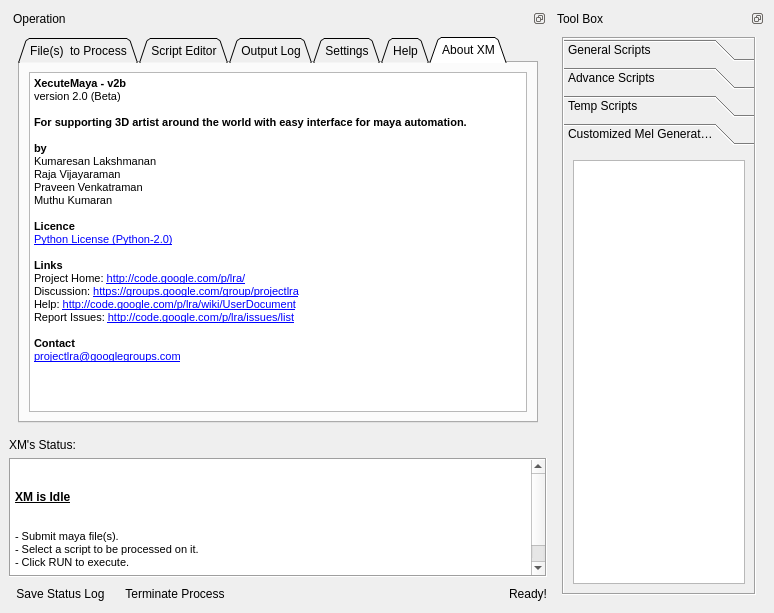
Old version of the form WIN.ui in the repository xxxIsaacPeralxxx/xecute-maya.
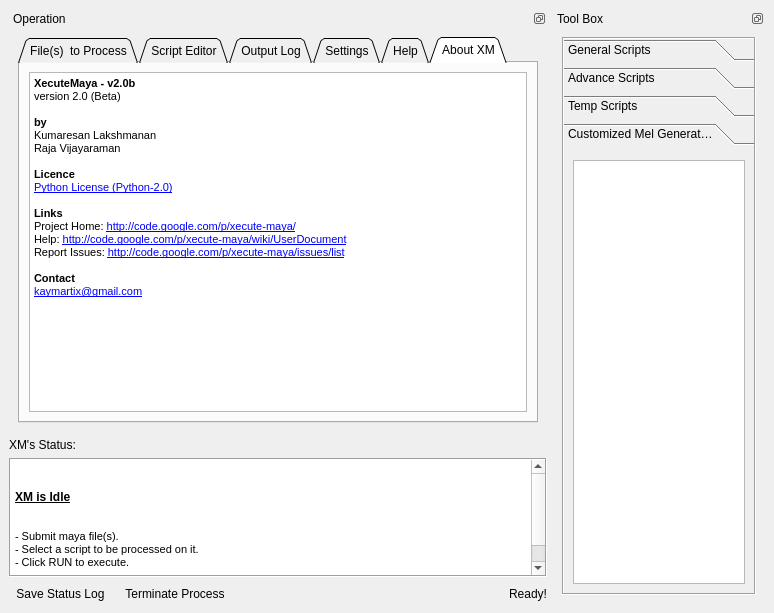
New version of the form. The open tabs and pages were chosen to show the change. Icons and pictures are not drawn.

What changed in the file:
```diff
--- a/WIN.ui
+++ b/WIN.ui
@@ -923,29 +923,23 @@
 &lt;html&gt;&lt;head&gt;&lt;meta name=&quot;qrichtext&quot; content=&quot;1&quot; /&gt;&lt;style type=&quot;text/css&quot;&gt;
 p, li { white-space: pre-wrap; }
 &lt;/style&gt;&lt;/head&gt;&lt;body style=&quot; font-family:'MS Shell Dlg 2'; font-size:8.25pt; font-weight:400; font-style:normal;&quot;&gt;
-&lt;p style=&quot; margin-top:0px; margin-bottom:0px; margin-left:0px; margin-right:0px; -qt-block-indent:0; text-indent:0px;&quot;&gt;&lt;span style=&quot; font-size:8pt; font-weight:600;&quot;&gt;XecuteMaya - v2b&lt;/span&gt;&lt;/p&gt;
+&lt;p style=&quot; margin-top:0px; margin-bottom:0px; margin-left:0px; margin-right:0px; -qt-block-indent:0; text-indent:0px;&quot;&gt;&lt;span style=&quot; font-size:8pt; font-weight:600;&quot;&gt;XecuteMaya - v2.0b&lt;/span&gt;&lt;/p&gt;
 &lt;p style=&quot; margin-top:0px; margin-bottom:0px; margin-left:0px; margin-right:0px; -qt-block-indent:0; text-indent:0px;&quot;&gt;&lt;span style=&quot; font-size:8pt;&quot;&gt;version 2.0 (Beta)&lt;/span&gt;&lt;/p&gt;
 &lt;p style=&quot;-qt-paragraph-type:empty; margin-top:0px; margin-bottom:0px; margin-left:0px; margin-right:0px; -qt-block-indent:0; text-indent:0px; font-size:8pt; font-weight:600;&quot;&gt;&lt;/p&gt;
-&lt;p style=&quot; margin-top:0px; margin-bottom:0px; margin-left:0px; margin-right:0px; -qt-block-indent:0; text-indent:0px;&quot;&gt;&lt;span style=&quot; font-size:8pt; font-weight:600;&quot;&gt;For supporting 3D artist around the world with easy interface for maya automation.&lt;/span&gt;&lt;/p&gt;
-&lt;p style=&quot;-qt-paragraph-type:empty; margin-top:0px; margin-bottom:0px; margin-left:0px; margin-right:0px; -qt-block-indent:0; text-indent:0px; font-size:8pt; font-weight:600;&quot;&gt;&lt;/p&gt;
 &lt;p style=&quot; margin-top:0px; margin-bottom:0px; margin-left:0px; margin-right:0px; -qt-block-indent:0; text-indent:0px;&quot;&gt;&lt;span style=&quot; font-size:8pt; font-weight:600;&quot;&gt;by&lt;/span&gt;&lt;/p&gt;
 &lt;p style=&quot; margin-top:0px; margin-bottom:0px; margin-left:0px; margin-right:0px; -qt-block-indent:0; text-indent:0px;&quot;&gt;&lt;span style=&quot; font-size:8pt;&quot;&gt;Kumaresan Lakshmanan&lt;/span&gt;&lt;/p&gt;
 &lt;p style=&quot; margin-top:0px; margin-bottom:0px; margin-left:0px; margin-right:0px; -qt-block-indent:0; text-indent:0px;&quot;&gt;&lt;span style=&quot; font-size:8pt;&quot;&gt;Raja Vijayaraman&lt;/span&gt;&lt;/p&gt;
-&lt;p style=&quot; margin-top:0px; margin-bottom:0px; margin-left:0px; margin-right:0px; -qt-block-indent:0; text-indent:0px;&quot;&gt;&lt;span style=&quot; font-size:8pt;&quot;&gt;Praveen Venkatraman&lt;/span&gt;&lt;/p&gt;
-&lt;p style=&quot; margin-top:0px; margin-bottom:0px; margin-left:0px; margin-right:0px; -qt-block-indent:0; text-indent:0px;&quot;&gt;&lt;span style=&quot; font-size:8pt;&quot;&gt;Muthu Kumaran&lt;/span&gt;&lt;/p&gt;
-&lt;p style=&quot;-qt-paragraph-type:empty; margin-top:0px; margin-bottom:0px; margin-left:0px; margin-right:0px; -qt-block-indent:0; text-indent:0px; font-size:8pt; font-weight:600;&quot;&gt;&lt;/p&gt;
+&lt;p style=&quot;-qt-paragraph-type:empty; margin-top:0px; margin-bottom:0px; margin-left:0px; margin-right:0px; -qt-block-indent:0; text-indent:0px; font-size:8pt;&quot;&gt;&lt;/p&gt;
 &lt;p style=&quot; margin-top:0px; margin-bottom:0px; margin-left:0px; margin-right:0px; -qt-block-indent:0; text-indent:0px;&quot;&gt;&lt;span style=&quot; font-size:8pt; font-weight:600;&quot;&gt;Licence&lt;/span&gt;&lt;/p&gt;
 &lt;p style=&quot; margin-top:0px; margin-bottom:0px; margin-left:0px; margin-right:0px; -qt-block-indent:0; text-indent:0px;&quot;&gt;&lt;a href=&quot;http://opensource.org/licenses/Python-2.0&quot;&gt;&lt;span style=&quot; font-size:8pt; text-decoration: underline; color:#0000ff;&quot;&gt;Python License (Python-2.0)&lt;/span&gt;&lt;/a&gt;&lt;/p&gt;
 &lt;p style=&quot;-qt-paragraph-type:empty; margin-top:0px; margin-bottom:0px; margin-left:0px; margin-right:0px; -qt-block-indent:0; text-indent:0px; font-size:8pt; text-decoration: underline; color:#0000ff;&quot;&gt;&lt;/p&gt;
 &lt;p style=&quot; margin-top:0px; margin-bottom:0px; margin-left:0px; margin-right:0px; -qt-block-indent:0; text-indent:0px;&quot;&gt;&lt;span style=&quot; font-size:8pt; font-weight:600;&quot;&gt;Links&lt;/span&gt;&lt;/p&gt;
-&lt;p style=&quot; margin-top:0px; margin-bottom:0px; margin-left:0px; margin-right:0px; -qt-block-indent:0; text-indent:0px;&quot;&gt;&lt;span style=&quot; font-size:8pt;&quot;&gt;Project Home: &lt;/span&gt;&lt;a href=&quot;https://groups.google.com/group/projectlra&quot;&gt;&lt;span style=&quot; font-size:8pt; text-decoration: underline; color:#0000ff;&quot;&gt;http://code.google.com/p/lra/&lt;/span&gt;&lt;/a&gt;&lt;/p&gt;
-&lt;p style=&quot; margin-top:0px; margin-bottom:0px; margin-left:0px; margin-right:0px; -qt-block-indent:0; text-indent:0px;&quot;&gt;&lt;span style=&quot; font-size:8pt;&quot;&gt;Discussion:&lt;/span&gt;&lt;span style=&quot; font-size:8pt; font-weight:600;&quot;&gt; &lt;/span&gt;&lt;a href=&quot;https://groups.google.com/group/projectlra&quot;&gt;&lt;span style=&quot; font-size:8pt; text-decoration: underline; color:#0000ff;&quot;&gt;https://groups.google.com/group/projectlra&lt;/span&gt;&lt;/a&gt;&lt;/p&gt;
-&lt;p style=&quot; margin-top:0px; margin-bottom:0px; margin-left:0px; margin-right:0px; -qt-block-indent:0; text-indent:0px;&quot;&gt;&lt;span style=&quot; font-size:8pt;&quot;&gt;Help:&lt;/span&gt;&lt;span style=&quot; font-size:8pt; font-weight:600;&quot;&gt; &lt;/span&gt;&lt;a href=&quot;http://code.google.com/p/lra/wiki/UserDocument&quot;&gt;&lt;span style=&quot; font-size:8pt; text-decoration: underline; color:#0000ff;&quot;&gt;http://code.google.com/p/lra/wiki/UserDocument&lt;/span&gt;&lt;/a&gt;&lt;/p&gt;
-&lt;p style=&quot; margin-top:0px; margin-bottom:0px; margin-left:0px; margin-right:0px; -qt-block-indent:0; text-indent:0px;&quot;&gt;&lt;span style=&quot; font-size:8pt;&quot;&gt;Report Issues: &lt;/span&gt;&lt;a href=&quot;http://code.google.com/p/lra/issues/list&quot;&gt;&lt;span style=&quot; font-size:8pt; text-decoration: underline; color:#0000ff;&quot;&gt;http://code.google.com/p/lra/issues/list&lt;/span&gt;&lt;/a&gt;&lt;/p&gt;
+&lt;p style=&quot; margin-top:0px; margin-bottom:0px; margin-left:0px; margin-right:0px; -qt-block-indent:0; text-indent:0px;&quot;&gt;&lt;span style=&quot; font-size:8pt;&quot;&gt;Project Home: &lt;/span&gt;&lt;a href=&quot;http://code.google.com/p/xecute-maya/&quot;&gt;&lt;span style=&quot; font-size:8pt; text-decoration: underline; color:#0000ff;&quot;&gt;http://code.google.com/p/xecute-maya/&lt;/span&gt;&lt;/a&gt;&lt;/p&gt;
+&lt;p style=&quot; margin-top:0px; margin-bottom:0px; margin-left:0px; margin-right:0px; -qt-block-indent:0; text-indent:0px;&quot;&gt;&lt;span style=&quot; font-size:8pt;&quot;&gt;Help:&lt;/span&gt;&lt;span style=&quot; font-size:8pt; font-weight:600;&quot;&gt; &lt;/span&gt;&lt;a href=&quot;http://code.google.com/p/xecute-maya/wiki/UserDocument&quot;&gt;&lt;span style=&quot; font-size:8pt; text-decoration: underline; color:#0000ff;&quot;&gt;http://code.google.com/p/xecute-maya/wiki/UserDocument&lt;/span&gt;&lt;/a&gt;&lt;/p&gt;
+&lt;p style=&quot; margin-top:0px; margin-bottom:0px; margin-left:0px; margin-right:0px; -qt-block-indent:0; text-indent:0px;&quot;&gt;&lt;span style=&quot; font-size:8pt;&quot;&gt;Report Issues: &lt;/span&gt;&lt;a href=&quot;http://code.google.com/p/xecute-maya/issues/list&quot;&gt;&lt;span style=&quot; font-size:8pt; text-decoration: underline; color:#0000ff;&quot;&gt;http://code.google.com/p/xecute-maya/issues/list&lt;/span&gt;&lt;/a&gt;&lt;/p&gt;
 &lt;p style=&quot;-qt-paragraph-type:empty; margin-top:0px; margin-bottom:0px; margin-left:0px; margin-right:0px; -qt-block-indent:0; text-indent:0px; font-size:8pt; font-weight:600;&quot;&gt;&lt;/p&gt;
 &lt;p style=&quot; margin-top:0px; margin-bottom:0px; margin-left:0px; margin-right:0px; -qt-block-indent:0; text-indent:0px;&quot;&gt;&lt;span style=&quot; font-size:8pt; font-weight:600;&quot;&gt;Contact&lt;/span&gt;&lt;/p&gt;
-&lt;p style=&quot; margin-top:0px; margin-bottom:0px; margin-left:0px; margin-right:0px; -qt-block-indent:0; text-indent:0px;&quot;&gt;&lt;a href=&quot;mailto:projectlra@googlegroups.com&quot;&gt;&lt;span style=&quot; font-size:8pt; text-decoration: underline; color:#0000ff;&quot;&gt;projectlra@googlegroups.com&lt;/span&gt;&lt;/a&gt;&lt;/p&gt;
-&lt;p style=&quot;-qt-paragraph-type:empty; margin-top:0px; margin-bottom:0px; margin-left:0px; margin-right:0px; -qt-block-indent:0; text-indent:0px; font-size:8pt;&quot;&gt;&lt;/p&gt;&lt;/body&gt;&lt;/html&gt;</string>
+&lt;p style=&quot; margin-top:0px; margin-bottom:0px; margin-left:0px; margin-right:0px; -qt-block-indent:0; text-indent:0px;&quot;&gt;&lt;a href=&quot;kaymartix@gmail.com&quot;&gt;&lt;span style=&quot; font-size:8pt; text-decoration: underline; color:#0000ff;&quot;&gt;kaymartix@gmail.com&lt;/span&gt;&lt;/a&gt;&lt;/p&gt;&lt;/body&gt;&lt;/html&gt;</string>
               </property>
              </widget>
             </item>
```
Left out of the diff: 4 changed lines with no effect on the pictures.
